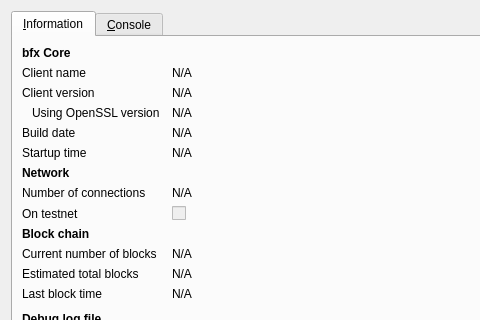
This is wallet/qt/forms/rpcconsole.ui in sanjayg99/bfx as Qt 5 draws it before an edit; both pictures show x 0 to 480 and y 0 to 320 of the 740 by 450 pixel window. The edited form follows.
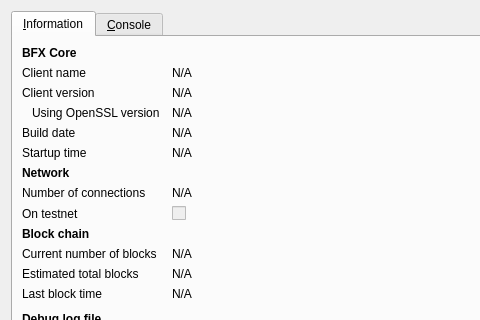
This is the edited form. Icons and pictures are not drawn.

What changed in the file:
```diff
--- a/wallet/qt/forms/rpcconsole.ui
+++ b/wallet/qt/forms/rpcconsole.ui
@@ -39,7 +39,7 @@
           </font>
          </property>
          <property name="text">
-          <string>bfx Core</string>
+          <string>BFX Core</string>
          </property>
         </widget>
        </item>
```
Left out of the diff: 6 changed lines with no effect on the pictures.
